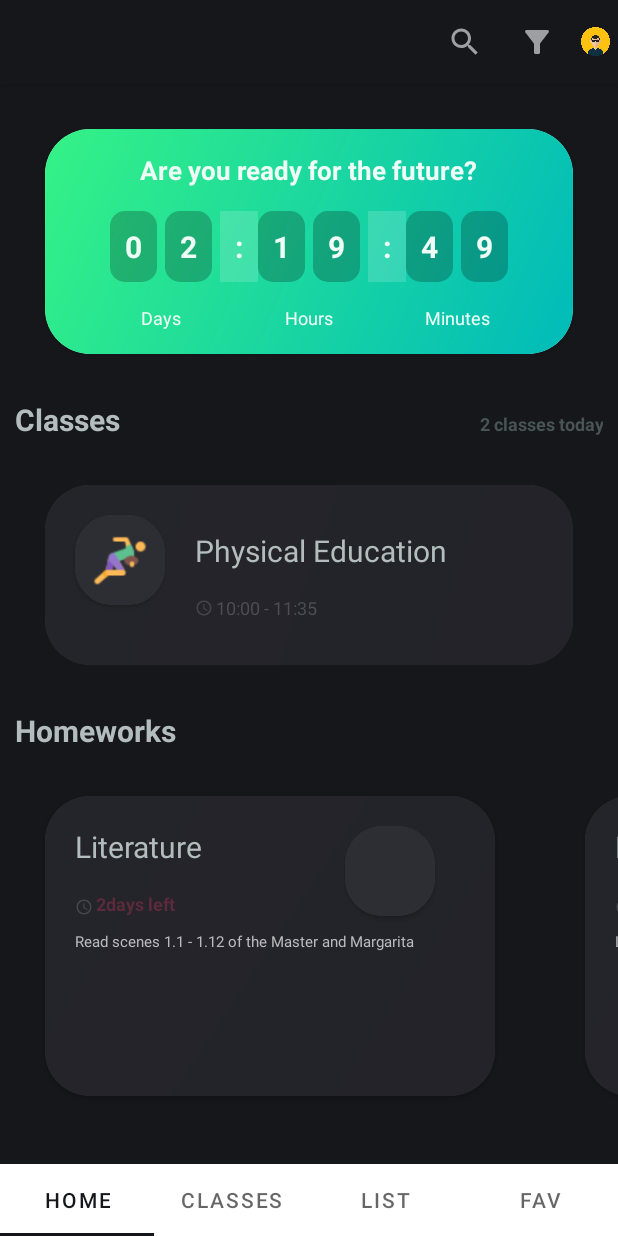
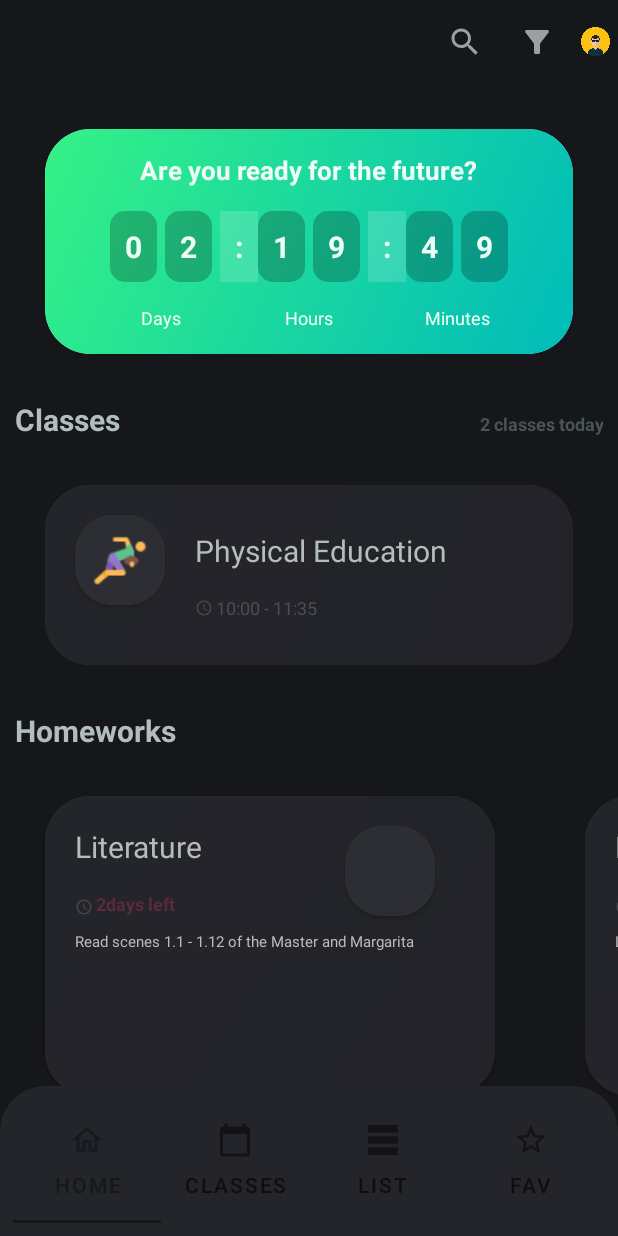
Before and after one commit to dr-trader/deignit, an Android app: the screen it shows after launch (MainActivity), on a phone screen of 412 x 824 dp. Run offline under Robolectric (Android 15) with nearby library versions, the phone set to English and light mode, and no system bars.

Commit message:
Second Screen

```diff
--- a/app/src/main/java/ru/donspb/designit/ui/MainActivity.kt
+++ b/app/src/main/java/ru/donspb/designit/ui/MainActivity.kt
@@ -2,6 +2,7 @@ package ru.donspb.designit.ui
 
 import androidx.appcompat.app.AppCompatActivity
 import android.os.Bundle
+import androidx.appcompat.content.res.AppCompatResources
 import com.google.android.material.tabs.TabLayout
 import com.google.android.material.tabs.TabLayoutMediator
 import ru.donspb.designit.R
@@ -35,10 +36,22 @@ class MainActivity : AppCompatActivity() {
 
         TabLayoutMediator(tabLayout, viewPager) { tab, position ->
             when (position) {
-                0 -> tab.text = getString(R.string.mi_home_name)
-                1 -> tab.text = getString(R.string.mi_classes_name)
-                2 -> tab.text = getString(R.string.mi_list_name)
-                3 -> tab.text = getString(R.string.mi_fav_name)
+                0 -> {
+                    tab.text = getString(R.string.mi_home_name)
+                    tab.icon = AppCompatResources.getDrawable(this, R.drawable.ic_home)
+                }
+                1 -> {
+                    tab.text = getString(R.string.mi_classes_name)
+                    tab.icon = AppCompatResources.getDrawable(this, R.drawable.ic_calendar)
+                }
+                2 -> {
+                    tab.text = getString(R.string.mi_list_name)
+                    tab.icon = AppCompatResources.getDrawable(this, R.drawable.ic_table)
+                }
+                3 -> {
+                    tab.text = getString(R.string.mi_fav_name)
+                    tab.icon = AppCompatResources.getDrawable(this, R.drawable.ic_star)
+                }
             }
         }.attach()
     }
--- a/app/src/main/java/ru/donspb/designit/ui/recyclerview/GenericRecyclerView.kt
+++ b/app/src/main/java/ru/donspb/designit/ui/recyclerview/GenericRecyclerView.kt
@@ -1,7 +1,6 @@
 package ru.donspb.designit.ui.recyclerview
 
 import android.annotation.SuppressLint
-import android.opengl.Visibility
 import android.view.LayoutInflater
 import android.view.View
 import android.view.ViewGroup
@@ -14,6 +13,8 @@ import ru.donspb.designit.databinding.TimelineRecycleItemBinding
 import ru.donspb.designit.model.ClassesModel
 import ru.donspb.designit.model.ClassesModelExtended
 import ru.donspb.designit.model.HomeworksModel
+import java.time.LocalTime
+import java.time.format.DateTimeFormatter
 
 class GenericRecyclerViewAdapter<T: Any> : RecyclerView.Adapter<BaseViewHolder<T>>() {
 
@@ -25,6 +26,7 @@ class GenericRecyclerViewAdapter<T: Any> : RecyclerView.Adapter<BaseViewHolder<T
     }
 
     private var dataSet: MutableList<T> = mutableListOf()
+    private var currentFound = false
 
     @SuppressLint("NotifyDataSetChanged")
     fun setData(data: List<T>?) {
@@ -37,7 +39,7 @@ class GenericRecyclerViewAdapter<T: Any> : RecyclerView.Adapter<BaseViewHolder<T
 
     fun addNoClasses() {
         dataSet.add(ClassesModel("No classes left",
-            "-:-", "-:-", false, true, "infinity") as T)
+            "-:-", "-:-", hasSkype = false, isMandatory = true, "infinity") as T)
         notifyItemInserted(itemCount - 1)
     }
 
@@ -81,6 +83,7 @@ class GenericRecyclerViewAdapter<T: Any> : RecyclerView.Adapter<BaseViewHolder<T
     inner class ClassesRVHolder(private val binding: ClassesRecycleItemBinding) :
         BaseViewHolder<ClassesModel>(binding.root) {
 
+        @SuppressLint("SetTextI18n")
         override fun bind(item: ClassesModel) {
             binding.className.text = item.classname
             binding.classTime.text = "${item.timeStart} - ${item.timeEnd}"
@@ -111,15 +114,25 @@ class GenericRecyclerViewAdapter<T: Any> : RecyclerView.Adapter<BaseViewHolder<T
     inner class TimelineRVHolder(private val binding: TimelineRecycleItemBinding) :
         BaseViewHolder<ClassesModelExtended>(binding.root) {
 
+        @SuppressLint("SetTextI18n")
         override fun bind(item: ClassesModelExtended) {
             val context = binding.gridTimelineIcon.context
             binding.tvTimelineHours.text = item.timeStart + " - " + item.timeEnd
             if (adapterPosition == 0) binding.preLine.visibility = View.GONE
-            if (adapterPosition == 1) {
+            val currentTime = LocalTime.now()
+            if (currentTime < LocalTime.parse(item.timeEnd, DateTimeFormatter.ofPattern("H:mm")) &&
+                    !currentFound) {
+                currentFound = true
                 binding.gridTimelineIcon.visibility = View.GONE
                 binding.gridTimelineIconSel.visibility = View.VISIBLE
                 binding.gridTimelineIconSelCenter.visibility = View.VISIBLE
             }
+            else {
+                binding.gridTimelineIcon.visibility = View.VISIBLE
+                binding.gridTimelineIconSel.visibility = View.GONE
+                binding.gridTimelineIconSelCenter.visibility = View.GONE
+            }
+
             if (adapterPosition == (itemCount - 1)) {
                 binding.postLine.visibility = View.GONE
                 binding.postPostLine.visibility = View.GONE
--- a/app/src/main/res/layout/activity_main.xml
+++ b/app/src/main/res/layout/activity_main.xml
@@ -1,5 +1,6 @@
 <?xml version="1.0" encoding="utf-8"?>
-<androidx.constraintlayout.widget.ConstraintLayout android:id="@+id/main_container"
+<androidx.constraintlayout.widget.ConstraintLayout
+    android:id="@+id/main_container"
     xmlns:android="http://schemas.android.com/apk/res/android"
     xmlns:tools="http://schemas.android.com/tools"
     android:layout_width="match_parent"
@@ -8,13 +9,22 @@
     xmlns:app="http://schemas.android.com/apk/res-auto"
     android:background="@color/almost_black">
 
-    <com.google.android.material.tabs.TabLayout
-        android:id="@+id/tabs_layout"
+    <com.google.android.material.card.MaterialCardView
+        style="@style/CustomCardViewStyle"
         android:layout_width="match_parent"
-        android:layout_height="wrap_content"
+        android:layout_height="@dimen/tablayout_height"
         app:layout_constraintBottom_toBottomOf="parent"
         app:layout_constraintStart_toStartOf="parent"
-        app:layout_constraintEnd_toEndOf="parent"/>
+        app:layout_constraintEnd_toEndOf="parent"
+        android:backgroundTint="@color/tablayout_back">
+
+        <com.google.android.material.tabs.TabLayout
+            android:id="@+id/tabs_layout"
+            android:layout_width="match_parent"
+            android:layout_height="match_parent"
+            android:backgroundTint="@color/tablayout_back"/>
+
+    </com.google.android.material.card.MaterialCardView>
 
     <androidx.viewpager2.widget.ViewPager2
         android:id="@+id/viewpager_main"
--- a/app/src/main/res/layout/timeline_recycle_item.xml
+++ b/app/src/main/res/layout/timeline_recycle_item.xml
@@ -138,6 +138,7 @@
                         android:textSize="@dimen/classes_title_size"
                         android:textColor="@color/subtitle_gray"
                         tools:text="Class"
+                        android:maxLines="2"
                         />
 
                     <TextView
--- a/app/src/main/res/values/colors.xml
+++ b/app/src/main/res/values/colors.xml
@@ -22,6 +22,7 @@
     <color name="dark_red">#FF5d2a3b</color>
 
     <color name="pathline_color">#FF1b2c2b</color>
+    <color name="tablayout_back">#FF24252a</color>
 
     <color name="black">#FF000000</color>
 
--- a/app/src/main/res/values/dimen.xml
+++ b/app/src/main/res/values/dimen.xml
@@ -4,6 +4,7 @@
 
     <dimen name="avatar_size">30dp</dimen>
     <dimen name="avatar_padding">5dp</dimen>
+    <dimen name="tablayout_height">100dp</dimen>
 
     <!-- Countdown -->
     <dimen name="countdown_height">150dp</dimen>
--- a/app/src/main/res/values/styles.xml
+++ b/app/src/main/res/values/styles.xml
@@ -12,4 +12,17 @@
         <item name="android:textStyle">bold</item>
     </style>
 
+    <style name="CustomCardViewStyle" parent="@style/Widget.MaterialComponents.CardView">
+        <item name="shapeAppearanceOverlay">@style/ShapeAppearanceOverlay_card_custom_corners</item>
+    </style>
+
+    <style name="ShapeAppearanceOverlay_card_custom_corners" parent="">
+        <item name="cornerFamily">rounded</item>
+        <item name="cornerSizeTopRight">@dimen/countdown_corner</item>
+        <item name="cornerSizeTopLeft">@dimen/countdown_corner</item>
+        <item name="cornerSizeBottomRight">@dimen/zero</item>
+        <item name="cornerSizeBottomLeft">@dimen/zero</item>
+    </style>
+
+
 </resources>
```
